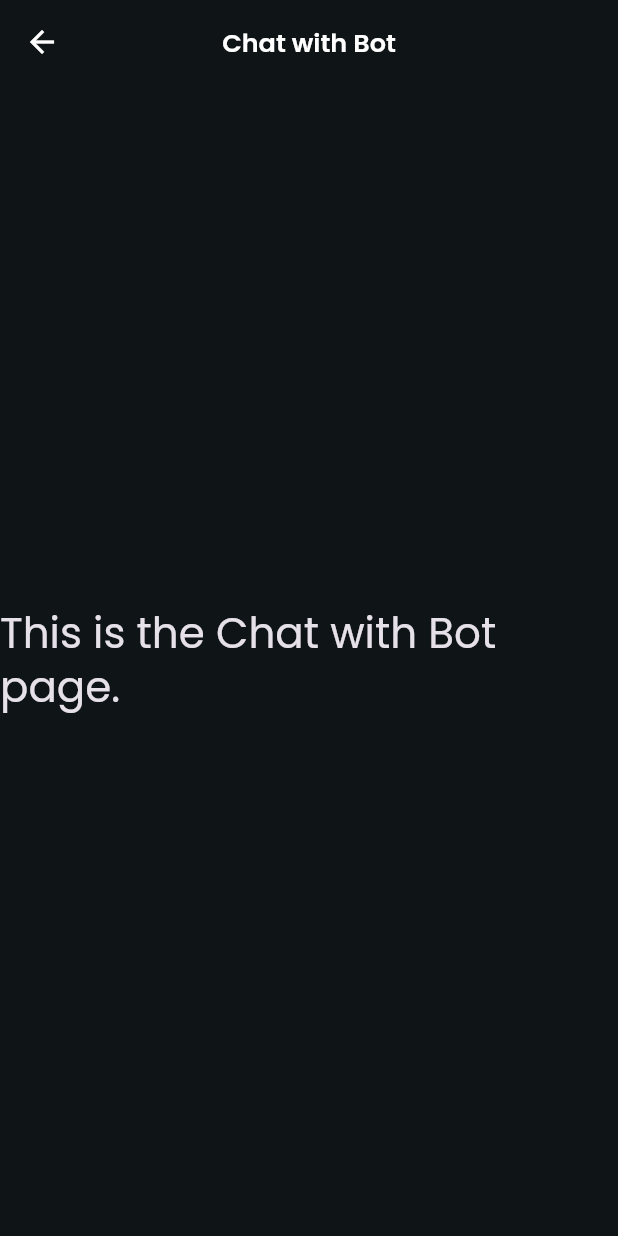
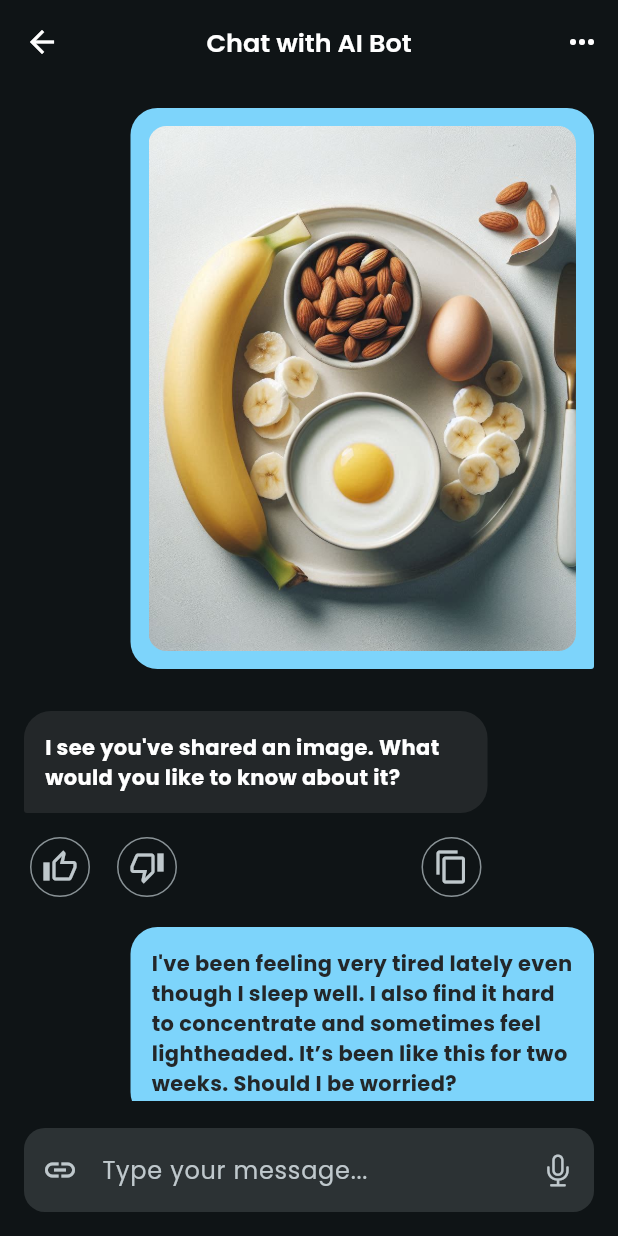
Before and after one commit to kingshowa/doctor_gen_app, a Flutter app: the screen it shows after launch, after a tap on an icon or button, on a phone screen of 412 x 824 dp. Run offline on Flutter 3.47's test engine with Material 3 defaults, Android fonts, the phone set to English and light mode, and no system bars; our stand-ins replace flutter_svg, google_fonts.

Commit message:
messaging page

```diff
--- /dev/null
+++ b/lib/data/messages.dart
@@ -0,0 +1,27 @@
+import 'package:doctor_gen_app/models/message.dart';
+
+List<Message> messages = [
+  Message(
+    type: MessageType.media,
+    sender: MessageSender.user,
+    mediaUrl: 'assets/images/Designer.jpeg',
+  ),
+  Message(
+    type: MessageType.text,
+    sender: MessageSender.bot,
+    text: "I see you've shared an image. What would you like to know about it?",
+  ),
+  Message(
+    type: MessageType.text,
+    sender: MessageSender.user,
+    text:
+        "I've been feeling very tired lately even though I sleep well. I also find it hard to concentrate and sometimes feel lightheaded. It’s been like this for two weeks. Should I be worried?",
+  ),
+  Message(
+    type: MessageType.media,
+    sender: MessageSender.bot,
+    mediaUrl: 'assets/images/Designer.jpeg',
+    text:
+        "To boost your energy, focus on foods rich in protein, complex carbs, and healthy fats. Here are some great options: bananas, oats, eggs, nuts, and yogurt. These help maintain steady energy levels throughout the day.",
+  ),
+];
--- a/lib/main.dart
+++ b/lib/main.dart
@@ -1,3 +1,7 @@
+import 'package:doctor_gen_app/pages/chat_with_bot_page.dart';
+import 'package:doctor_gen_app/pages/speak_to_bot_page.dart';
+import 'package:doctor_gen_app/pages/tips_page.dart';
+import 'package:doctor_gen_app/pages/profile_page.dart';
 import 'package:flutter/material.dart';
 import 'package:doctor_gen_app/pages/home_page.dart';
 import 'package:google_fonts/google_fonts.dart';
@@ -49,6 +53,15 @@
           ),
           iconTheme: const IconThemeData(color: Colors.white),
         ),
+
+        inputDecorationTheme: InputDecorationTheme(
+          filled: true,
+          fillColor: const Color(0xff2c3234),
+          border: OutlineInputBorder(
+            borderSide: BorderSide.none,
+            borderRadius: BorderRadius.circular(14),
+          ),
+        ),
       ),
 
       // Dark theme
@@ -88,9 +101,29 @@
           ),
           iconTheme: const IconThemeData(color: Colors.white),
         ),
+
+        inputDecorationTheme: InputDecorationTheme(
+          filled: true,
+          fillColor: const Color(0xff2c3234),
+          border: OutlineInputBorder(
+            borderSide: BorderSide.none,
+            borderRadius: BorderRadius.circular(14),
+          ),
+        ),
       ),
       themeMode: ThemeMode.dark,
-      home: const HomePage(),
+
+      //home: const HomePage(),
+      initialRoute: '/home',
+      routes: {
+        // When navigating to the "/" route, build the FirstScreen widget.
+        '/home': (context) => const HomePage(),
+        // When navigating to the "/second" route, build the SecondScreen widget.
+        '/chat': (context) => const ChatWithBotPage(),
+        '/talk': (context) => const SpeakToBotPage(),
+        '/tips': (context) => const TipsPage(),
+        '/profile': (context) => const ProfilePage(),
+      },
     );
   }
 }
--- /dev/null
+++ b/lib/models/message.dart
@@ -0,0 +1,55 @@
+import 'dart:ui';
+
+import 'package:flutter/material.dart';
+
+class Message {
+  final MessageType type;
+  final MessageSender sender;
+  final String? text;
+  final String? mediaUrl;
+
+  Message({required this.type, required this.sender, this.text, this.mediaUrl});
+}
+
+extension MessageExtension on Message {
+  Color get textColor {
+    switch (sender) {
+      case MessageSender.bot:
+        return const Color(0xffffffff);
+      case MessageSender.user:
+        return const Color(0xff232729);
+    }
+  }
+
+  Color get backgroundColor {
+    switch (sender) {
+      case MessageSender.user:
+        return const Color(0xff7dd4fb);
+      case MessageSender.bot:
+        return const Color(0xff232729);
+    }
+  }
+
+  BorderRadius get borderRadius {
+    switch (sender) {
+      case MessageSender.user:
+        return const BorderRadius.only(
+          topLeft: Radius.circular(18),
+          topRight: Radius.circular(18),
+          bottomRight: Radius.circular(2),
+          bottomLeft: Radius.circular(18),
+        );
+      case MessageSender.bot:
+        return const BorderRadius.only(
+          topLeft: Radius.circular(18),
+          topRight: Radius.circular(18),
+          bottomRight: Radius.circular(18),
+          bottomLeft: Radius.circular(2),
+        );
+    }
+  }
+}
+
+enum MessageType { text, media }
+
+enum MessageSender { user, bot }
--- a/lib/pages/chat_with_bot_page.dart
+++ b/lib/pages/chat_with_bot_page.dart
@@ -1,3 +1,8 @@
+import 'package:doctor_gen_app/data/messages.dart';
+import 'package:doctor_gen_app/models/message.dart';
+import 'package:doctor_gen_app/widgets/media_message.dart';
+import 'package:doctor_gen_app/widgets/text_message.dart';
+import 'package:flutter/cupertino.dart';
 import 'package:flutter/material.dart';
 
 class ChatWithBotPage extends StatelessWidget {
@@ -6,11 +11,56 @@ class ChatWithBotPage extends StatelessWidget {
   @override
   Widget build(BuildContext context) {
     return Scaffold(
-      appBar: AppBar(title: const Text("Chat with Bot"), centerTitle: true),
-      body: Center(
-        child: Text(
-          "This is the Chat with Bot page.",
-          style: Theme.of(context).textTheme.headlineMedium,
+      appBar: AppBar(
+        title: const Text("Chat with AI Bot"),
+        actions: [
+          IconButton(
+            icon: const Icon(Icons.more_horiz),
+            onPressed: () {
+              // Handle settings action
+            },
+          ),
+        ],
+      ),
+      body: SafeArea(
+        child: Padding(
+          padding: const EdgeInsets.all(16),
+          child: Column(
+            children: [
+              // Scrollable ListVie
+              Expanded(
+                child: ListView.separated(
+                  itemBuilder: (context, index) {
+                    final message = messages[index];
+
+                    return Align(
+                      alignment:
+                          message.sender == MessageSender.bot
+                              ? Alignment.centerLeft
+                              : Alignment.centerRight,
+                      child:
+                          message.type == MessageType.text
+                              ? TextMessage(message: message)
+                              : MediaMessage(message: message),
+                    );
+                  },
+                  separatorBuilder:
+                      (context, index) => const SizedBox(height: 16),
+                  itemCount: messages.length,
+                ),
+              ),
+
+              const SizedBox(height: 18),
+              // TextForm Field
+              TextFormField(
+                decoration: InputDecoration(
+                  prefixIcon: Icon(Icons.link),
+                  suffixIcon: Icon(CupertinoIcons.mic),
+                  hintText: "Type your message...",
+                ),
+              ),
+            ],
+          ),
         ),
       ),
     );
--- a/lib/pages/home_page.dart
+++ b/lib/pages/home_page.dart
@@ -23,14 +23,9 @@ class HomePage extends StatelessWidget {
               children: [
                 ActionCard(
                   icon: Icons.edit_document,
-                  text: "Generate health advice and remedy ideas instantly.",
+                  text: "Generate health advice and remedy ideas now.",
                   onPressed: () {
-                    Navigator.push(
-                      context,
-                      MaterialPageRoute(
-                        builder: (context) => const ChatWithBotPage(),
-                      ),
-                    );
+                    Navigator.pushNamed(context, '/chat');
                   },
                 ),
                 const SizedBox(width: 16),
@@ -38,12 +33,7 @@ class HomePage extends StatelessWidget {
                   icon: Icons.tips_and_updates_outlined,
                   text: "Your daily health recommendations nd tips.",
                   onPressed: () {
-                    Navigator.push(
-                      context,
-                      MaterialPageRoute(
-                        builder: (context) => const SpeakToBotPage(),
-                      ),
-                    );
+                    Navigator.pushNamed(context, '/talk');
                   },
                 ),
               ],
@@ -62,7 +52,9 @@ class HomePage extends StatelessWidget {
               runSpacing: 14,
               children: List.generate(8, (index) {
                 return ListTile(
-                  onTap: () {},
+                  onTap: () {
+                    Navigator.pushNamed(context, "/chat");
+                  },
                   titleTextStyle: Theme.of(
                     context,
                   ).textTheme.bodyMedium?.copyWith(fontWeight: FontWeight.bold),
--- /dev/null
+++ b/lib/pages/profile_page.dart
@@ -0,0 +1,43 @@
+import 'package:flutter/material.dart';
+
+class ProfilePage extends StatelessWidget {
+  const ProfilePage({super.key});
+
+  @override
+  Widget build(BuildContext context) {
+    return Scaffold(
+      appBar: AppBar(
+        title: const Text("Profile"),
+        actions: [
+          IconButton(
+            icon: const Icon(Icons.settings),
+            onPressed: () {
+              // Handle settings action
+            },
+          ),
+        ],
+      ),
+      body: ListView(
+        padding: const EdgeInsets.all(20),
+        children: [
+          CircleAvatar(
+            radius: 50,
+            backgroundImage: AssetImage("assets/images/profile.png"),
+          ),
+          const SizedBox(height: 20),
+          Text("User Name"),
+          const SizedBox(height: 10),
+          Text("hhfhfhfhfff"),
+          const SizedBox(height: 20),
+          ListTile(
+            leading: Icon(Icons.person),
+            title: Text("Profile"),
+            onTap: () {
+              // Handle profile action
+            },
+          ),
+        ],
+      ),
+    );
+  }
+}
--- /dev/null
+++ b/lib/pages/tips_page.dart
@@ -0,0 +1,36 @@
+import 'package:flutter/material.dart';
+
+class TipsPage extends StatelessWidget {
+  const TipsPage({super.key});
+
+  @override
+  Widget build(BuildContext context) {
+    return Scaffold(
+      appBar: AppBar(
+        title: const Text("Health Tips"),
+        actions: [
+          IconButton(
+            icon: const Icon(Icons.more_horiz),
+            onPressed: () {
+              // Handle settings action
+            },
+          ),
+        ],
+      ),
+      body: ListView(
+        padding: const EdgeInsets.all(30),
+        children: [
+          Text(
+            "Health Tips",
+            style: Theme.of(
+              context,
+            ).textTheme.headlineMedium?.copyWith(fontWeight: FontWeight.bold),
+            textAlign: TextAlign.center,
+          ),
+          const SizedBox(height: 20),
+          // Add more widgets as needed
+        ],
+      ),
+    );
+  }
+}
--- /dev/null
+++ b/lib/widgets/media_message.dart
@@ -0,0 +1,77 @@
+import 'package:doctor_gen_app/models/message.dart';
+import 'package:flutter/material.dart';
+
+class MediaMessage extends StatelessWidget {
+  const MediaMessage({super.key, required this.message});
+
+  final Message message;
+  @override
+  Widget build(BuildContext context) {
+    final size = MediaQuery.sizeOf(context);
+    return ConstrainedBox(
+      constraints: BoxConstraints(maxWidth: size.width * 0.75),
+      child: Column(
+        children: [
+          //container
+          Container(
+            padding: const EdgeInsets.all(12),
+            margin: const EdgeInsets.only(bottom: 12),
+            decoration: BoxDecoration(
+              color: message.backgroundColor,
+              borderRadius: message.borderRadius,
+            ),
+            child: Column(
+              children: [
+                // Image
+                ClipRRect(
+                  borderRadius: BorderRadius.circular(12),
+                  child: Image.asset(
+                    message.mediaUrl!,
+                    height: 350,
+                    width: double.maxFinite,
+                    fit: BoxFit.cover,
+                  ),
+                ),
+
+                // Caption
+                if (message.text != "" && message.text != null)
+                  Padding(
+                    padding: const EdgeInsets.only(top: 12),
+                    child: Text(
+                      message.text!,
+                      style: TextStyle(
+                        color: message.textColor,
+                        fontWeight: FontWeight.bold,
+                      ),
+                    ),
+                  ),
+                //Icons
+              ],
+            ),
+          ),
+
+          // row for icons
+          if (message.sender == MessageSender.bot)
+            Row(
+              children: [
+                IconButton.outlined(
+                  onPressed: () {},
+                  icon: const Icon(Icons.thumb_up_outlined),
+                ),
+                const SizedBox(width: 10),
+                IconButton.outlined(
+                  onPressed: () {},
+                  icon: const Icon(Icons.thumb_down_outlined),
+                ),
+                const Spacer(),
+                IconButton.outlined(
+                  onPressed: () {},
+                  icon: const Icon(Icons.copy),
+                ),
+              ],
+            ),
+        ],
+      ),
+    );
+  }
+}
--- /dev/null
+++ b/lib/widgets/text_message.dart
@@ -0,0 +1,71 @@
+import 'package:doctor_gen_app/models/message.dart';
+import 'package:flutter/material.dart';
+
+class TextMessage extends StatelessWidget {
+  const TextMessage({super.key, required this.message});
+
+  final Message message;
+
+  @override
+  Widget build(BuildContext context) {
+    final size = MediaQuery.sizeOf(context);
+    // return Container(
+    //   padding: const EdgeInsets.all(14),
+    //   constraints: BoxConstraints(maxWidth: size.width * 0.75),
+    //   decoration: BoxDecoration(
+    //     color: message.backgroundColor,
+    //     borderRadius: message.borderRadius,
+    //   ),
+    //   child: Text(
+    //     message.text!,
+    //     style: TextStyle(color: message.textColor, fontWeight: FontWeight.bold),
+    //   ),
+    // );
+
+    return ConstrainedBox(
+      constraints: BoxConstraints(maxWidth: size.width * 0.75),
+      child: Column(
+        children: [
+          //container
+          Container(
+            padding: const EdgeInsets.all(14),
+            margin: const EdgeInsets.only(bottom: 12),
+            constraints: BoxConstraints(maxWidth: size.width * 0.75),
+            decoration: BoxDecoration(
+              color: message.backgroundColor,
+              borderRadius: message.borderRadius,
+            ),
+            child: Text(
+              message.text!,
+              style: TextStyle(
+                color: message.textColor,
+                fontWeight: FontWeight.bold,
+              ),
+            ),
+          ),
+
+          // row for icons
+          if (message.sender == MessageSender.bot)
+            Row(
+              children: [
+                IconButton.outlined(
+                  onPressed: () {},
+                  icon: const Icon(Icons.thumb_up_outlined),
+                ),
+                const SizedBox(width: 10),
+                IconButton.outlined(
+                  onPressed: () {},
+                  icon: const Icon(Icons.thumb_down_outlined),
+                ),
+                const Spacer(),
+                IconButton.outlined(
+                  onPressed: () {},
+                  icon: const Icon(Icons.copy),
+                ),
+              ],
+            ),
+        ],
+      ),
+    );
+  }
+}
```
Also changed, not shown: assets/images/Designer.jpeg (added).
